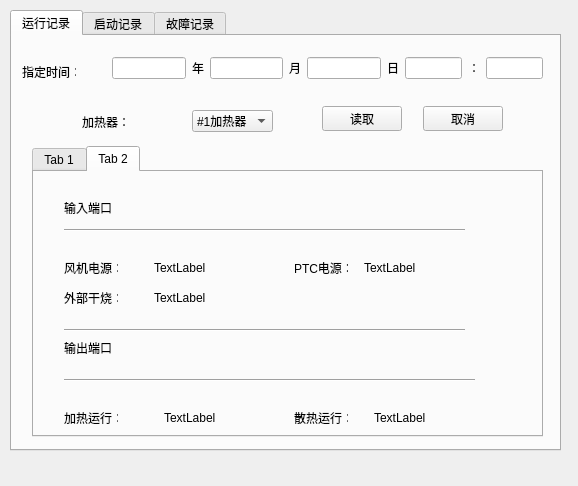
Old version of the form cheaterhistoryrecord.ui in the repository samier958/heaterClient.
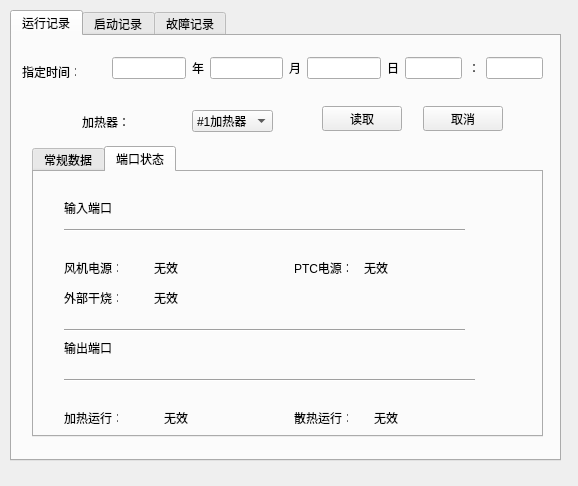
New version of the form. The open tabs and pages were chosen to show the change.

```diff
--- a/cheaterhistoryrecord.ui
+++ b/cheaterhistoryrecord.ui
@@ -19,7 +19,7 @@
      <x>10</x>
      <y>10</y>
      <width>551</width>
-     <height>441</height>
+     <height>451</height>
     </rect>
    </property>
    <property name="currentIndex">
@@ -180,7 +180,7 @@
      </property>
      <widget class="QWidget" name="tab_5">
       <attribute name="title">
-       <string>Tab 1</string>
+       <string>常规数据</string>
       </attribute>
       <widget class="QLabel" name="label_32">
        <property name="geometry">
@@ -289,7 +289,7 @@
      </widget>
      <widget class="QWidget" name="tab_6">
       <attribute name="title">
-       <string>Tab 2</string>
+       <string>端口状态</string>
       </attribute>
       <widget class="QLabel" name="label_40">
        <property name="geometry">
@@ -431,7 +431,7 @@
         </rect>
        </property>
        <property name="text">
-        <string>TextLabel</string>
+        <string>无效</string>
        </property>
       </widget>
       <widget class="QLabel" name="externalBurdenPort">
@@ -444,7 +444,7 @@
         </rect>
        </property>
        <property name="text">
-        <string>TextLabel</string>
+        <string>无效</string>
        </property>
       </widget>
       <widget class="QLabel" name="ptcPowerPort">
@@ -457,7 +457,7 @@
         </rect>
        </property>
        <property name="text">
-        <string>TextLabel</string>
+        <string>无效</string>
        </property>
       </widget>
       <widget class="QLabel" name="heatingPort">
@@ -470,7 +470,7 @@
         </rect>
        </property>
        <property name="text">
-        <string>TextLabel</string>
+        <string>无效</string>
        </property>
       </widget>
       <widget class="QLabel" name="radiatingPort">
@@ -483,7 +483,7 @@
         </rect>
        </property>
        <property name="text">
-        <string>TextLabel</string>
+        <string>无效</string>
        </property>
       </widget>
      </widget>
```
Left out of the diff: 48 changed lines with no effect on the pictures.
